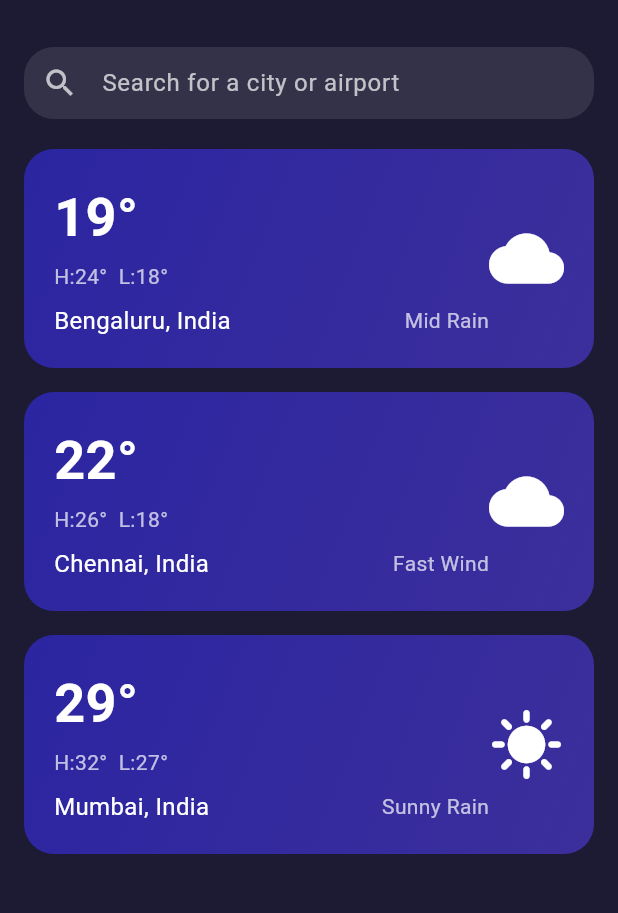
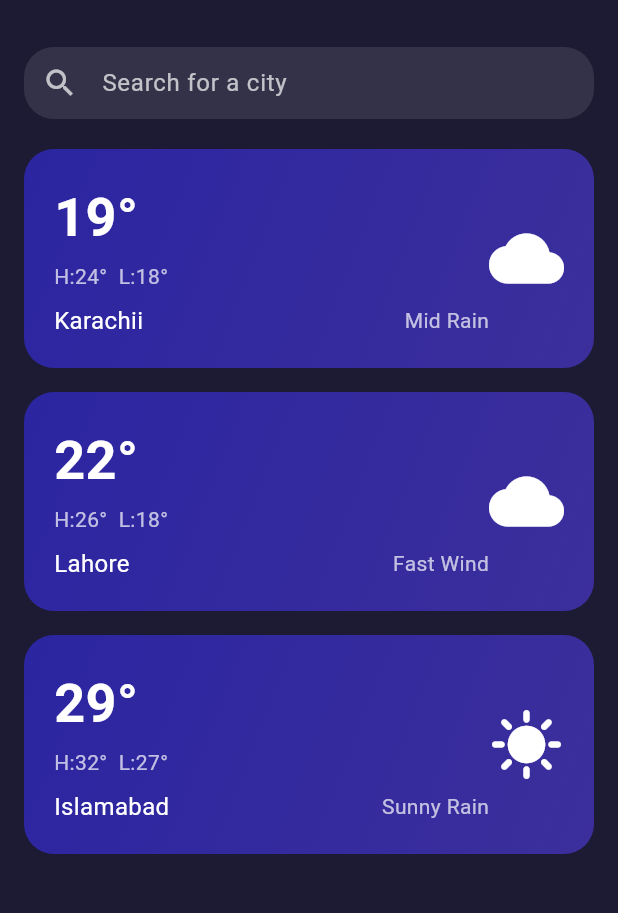
Before and after one commit to junaid-131/WeatherApp, a Flutter app: the SearchScreen screen opened directly, on a phone screen of 412 x 824 dp, the part 61-974 px from its top. Run offline on Flutter 3.47's test engine with Material 3 defaults, Android fonts, the phone set to English and light mode, and no system bars.

Commit message:
minor changes
Updated search hint and changed city names in WeatherCard.

```diff
--- a/lib/SearchScreen.dart
+++ b/lib/SearchScreen.dart
@@ -25,7 +25,7 @@ class SearchScreen extends StatelessWidget {
               TextField(
                 style: const TextStyle(color: Colors.white),
                 decoration: InputDecoration(
-                  hintText: "Search for a city or airport",
+                  hintText: "Search for a city ",
                   hintStyle: const TextStyle(color: Colors.white70),
                   filled: true,
                   fillColor: Colors.white.withOpacity(0.1),
@@ -44,21 +44,21 @@ class SearchScreen extends StatelessWidget {
                 child: ListView(
                   children: const [
                     WeatherCard(
-                      city: "Bengaluru, India",
+                      city: "Karachii",
                       temp: "19°",
                       highLow: "H:24°  L:18°",
                       condition: "Mid Rain",
                       icon: Icons.cloud,
                     ),
                     WeatherCard(
-                      city: "Chennai, India",
+                      city: "Lahore",
                       temp: "22°",
                       highLow: "H:26°  L:18°",
                       condition: "Fast Wind",
                       icon: Icons.cloud,
                     ),
                     WeatherCard(
-                      city: "Mumbai, India",
+                      city: "Islamabad",
                       temp: "29°",
                       highLow: "H:32°  L:27°",
                       condition: "Sunny Rain",
```
